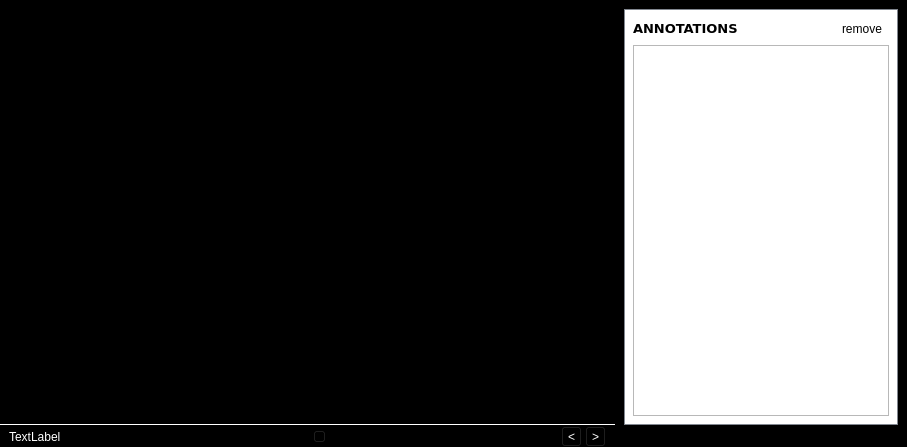
Old version of the form trunk/src/edr/src/plugins/dicom/ui/layeredImageVisualizer.ui in the repository mk4me/hm-mde-one.
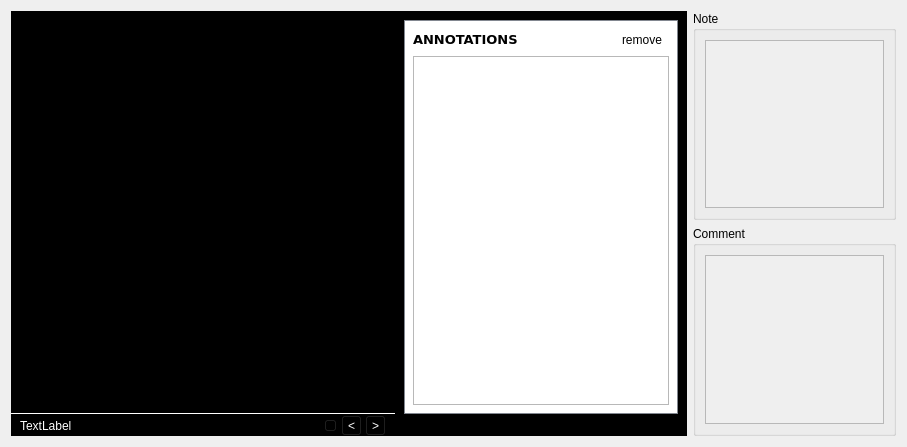
New version of the form. Icons and pictures are not drawn.

Diff of the .ui file:
```diff
--- a/trunk/src/edr/src/plugins/dicom/ui/layeredImageVisualizer.ui
+++ b/trunk/src/edr/src/plugins/dicom/ui/layeredImageVisualizer.ui
@@ -16,13 +16,7 @@
   <property name="styleSheet">
    <string notr="true"/>
   </property>
-  <layout class="QVBoxLayout" name="verticalLayout">
-   <property name="spacing">
-    <number>0</number>
-   </property>
-   <property name="margin">
-    <number>0</number>
-   </property>
+  <layout class="QHBoxLayout" name="horizontalLayout_4">
    <item>
     <layout class="QHBoxLayout" name="horizontalLayout_3">
      <property name="spacing">
@@ -237,6 +231,42 @@
      </item>
     </layout>
    </item>
+   <item>
+    <layout class="QVBoxLayout" name="verticalLayout_6">
+     <item>
+      <widget class="QGroupBox" name="noteGroupBox">
+       <property name="title">
+        <string>Note</string>
+       </property>
+       <layout class="QVBoxLayout" name="verticalLayout">
+        <item>
+         <widget class="QTextEdit" name="noteTextEdit">
+          <property name="enabled">
+           <bool>false</bool>
+          </property>
+         </widget>
+        </item>
+       </layout>
+      </widget>
+     </item>
+     <item>
+      <widget class="QGroupBox" name="commentGroupBox">
+       <property name="title">
+        <string>Comment</string>
+       </property>
+       <layout class="QVBoxLayout" name="verticalLayout_5">
+        <item>
+         <widget class="QTextEdit" name="commentTextEdit">
+          <property name="enabled">
+           <bool>false</bool>
+          </property>
+         </widget>
+        </item>
+       </layout>
+      </widget>
+     </item>
+    </layout>
+   </item>
   </layout>
  </widget>
  <resources>
```
